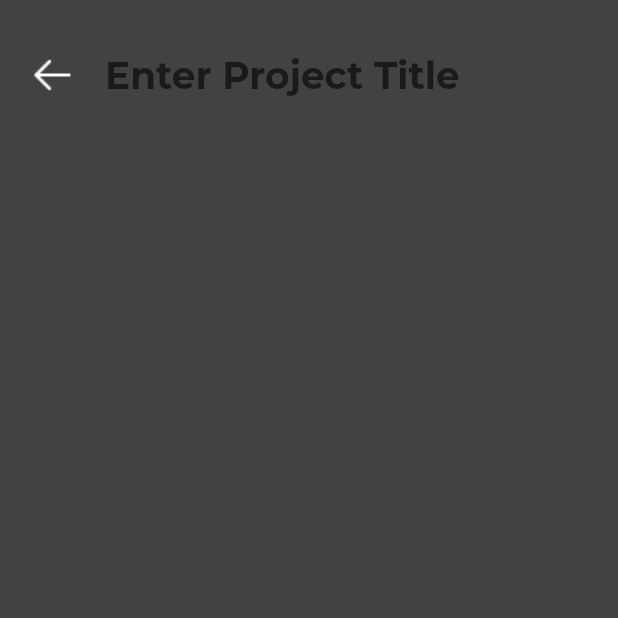
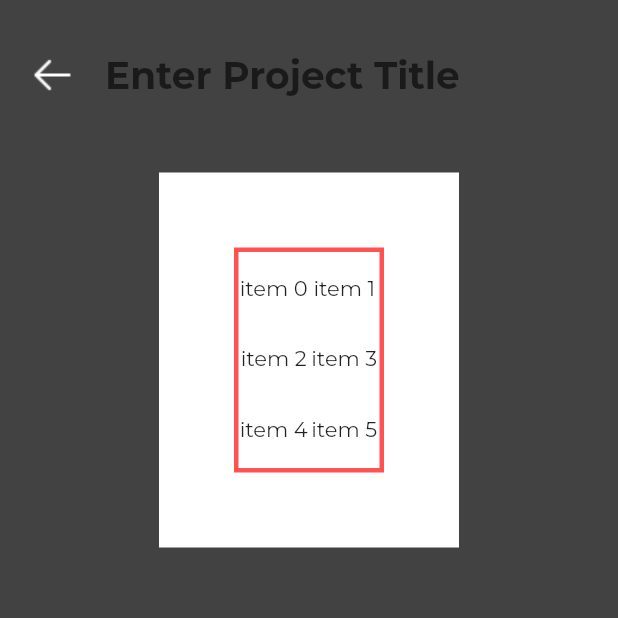
Before and after one commit to Anastasia-Nayita/pomodoro.tasks, a Flutter app: the Projecttodos screen opened directly, on a phone screen of 412 x 824 dp, the top half of it. Run offline on Flutter 3.47's test engine with Material 2 defaults, Android fonts, the phone set to English and light mode, and no system bars; our stand-ins replace google_fonts, sqflite; accounts and stored records are empty.

Commit message:
feat: colorPicker

```diff
--- a/lib/screens/projectpage.dart
+++ b/lib/screens/projectpage.dart
@@ -56,8 +56,6 @@ class _ProjectpageState extends State<Projectpage> {
                                 },
                                 child: ProjectCard(
                                   title: snapshot.data[index].title,
-
-                                  // desc: snapshot.data[index].description,
                                 ),
                               ),
                             );
--- a/lib/screens/projecttodos.dart
+++ b/lib/screens/projecttodos.dart
@@ -107,35 +107,10 @@ class _ProjecttodosState extends State<Projecttodos> {
                       ],
                     ),
                   ),
-
-                  // Visibility(
-                  //   visible: _contentVisible,
-                  //   child: Padding(
-                  //     padding: const EdgeInsets.only(bottom: 15.0),
-                  //     child: TextField(
-                  //       focusNode: _descriptionFocus,
-                  //       onSubmitted: (value) {
-                  //         if (value != '') {
-                  //           if (_taskId != 0) {
-                  //             _dbHelper.updateTaskDescription(_taskId, value);
-                  //           }
-                  //         }
-                  //         _todoFocus.requestFocus();
-                  //       },
-                  //       decoration: InputDecoration(
-                  //         hintText: "Add description",
-                  //         border: InputBorder.none,
-                  //         contentPadding: EdgeInsets.symmetric(
-                  //           horizontal: 20.0,
-                  //         ),
-                  //       ),
-                  //       style: TextStyle(
-                  //         color: Colors.white,
-                  //       ),
-                  //     ),
-                  //   ),
-                  // ),
-
+                  Padding(
+                    padding: EdgeInsets.all(15.0),
+                    child: ColorPicker(),
+                  ),
                   FutureBuilder(
                     initialData: [],
                     future: _dbHelper.getTodo(_taskId),
--- a/lib/widgets.dart
+++ b/lib/widgets.dart
@@ -60,12 +60,21 @@ class ProjectCard extends StatelessWidget {
   Widget build(BuildContext context) {
     Color generateRandomColor() {
       const colorsList = [
+        Color(0xFFF2F3CC),
+        Color(0xFFEECCDC),
+        Color(0xFFFF7C58),
+        Color(0xFF6C97B5),
+        Color(0xFF005B4C),
+        Color(0xFF005C78),
+        Color(0xFF00C9B0),
+        Color(0xFFCEF6FF),
+        Color(0xFFB1B5A7),
+        Color(0xFFBD9744),
         Color(0xFF845EC2),
         Color(0xFFD65DB1),
         Color(0xFFFF6F91)
       ];
       Random random = Random();
-      print(colorsList[random.nextInt(colorsList.length)]);
       return colorsList[random.nextInt(colorsList.length)];
     }
 
@@ -78,7 +87,7 @@ class ProjectCard extends StatelessWidget {
         color: generateRandomColor(),
         boxShadow: [
           BoxShadow(
-            color: Colors.grey,
+            color: Colors.black45,
             spreadRadius: 6,
             blurRadius: 7,
             offset: Offset(0, 4),
@@ -94,6 +103,45 @@ class ProjectCard extends StatelessWidget {
         title ?? "(Unnamed project)",
         style: TextStyle(
             color: Colors.black54, fontSize: 18.0, fontWeight: FontWeight.w600),
+      ),
+    );
+  }
+}
+
+class ColorPicker extends StatelessWidget {
+  @override
+  Widget build(BuildContext context) {
+    return Container(
+      child: Material(
+        color: Colors.transparent,
+        child: Align(
+          alignment: Alignment.center,
+          child: Container(
+            height: 250.0,
+            width: 200.0,
+            color: Colors.white,
+            child: Container(
+              margin: EdgeInsets.all(50.0),
+              decoration: BoxDecoration(
+                border: Border.all(
+                  color: Colors.redAccent,
+                  width: 3,
+                ),
+              ),
+              child: GridView.count(
+                crossAxisCount: 2,
+                children: List.generate(10, (index) {
+                  return Center(
+                    child: Text(
+                      'item $index',
+                      // style: Theme.of(context).textTheme.headline5,
+                    ),
+                  );
+                }),
+              ),
+            ),
+          ),
+        ),
       ),
     );
   }
```
